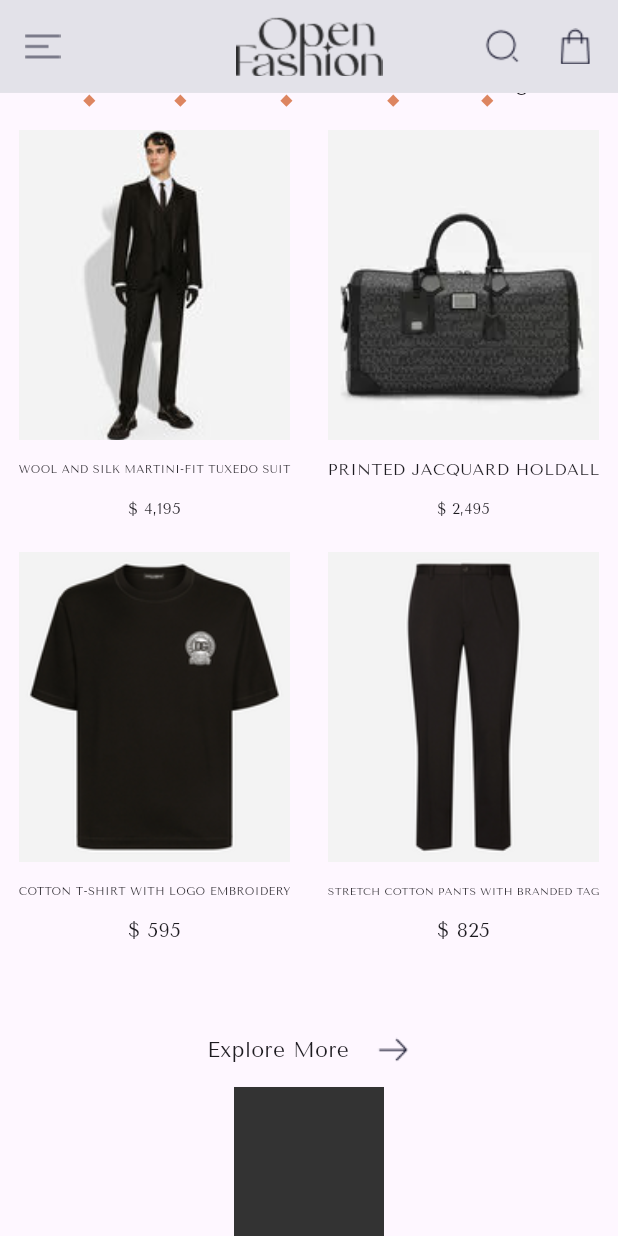
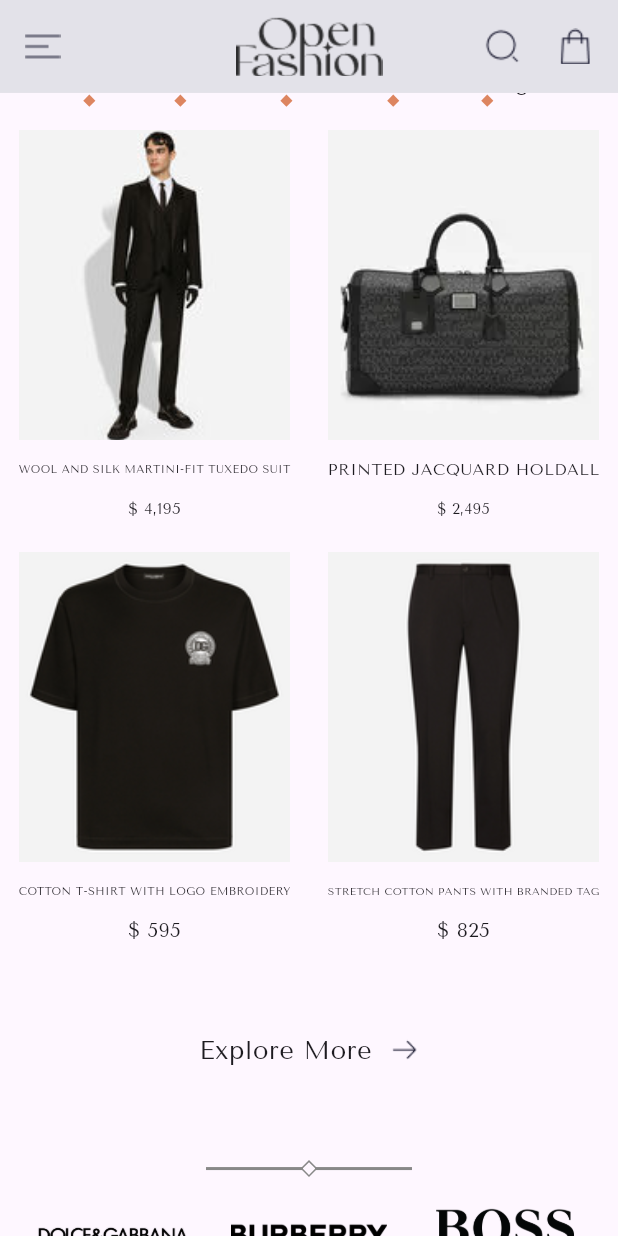
Before and after one commit to ahmetakay24/fashion_e_commerce_app, a Flutter app: the screen it shows after launch, scrolled down 740 dp, on a phone screen of 412 x 824 dp. Run offline on Flutter 3.47's test engine with Material 3 defaults, Android fonts, the phone set to English and light mode, and no system bars; our stand-ins replace cached_network_image, carousel_slider, smooth_page_indicator; network calls fail.

Commit message:
Collections and brand was added

```diff
--- /dev/null
+++ b/lib/core/widgets/app_custom_widgets.dart
@@ -0,0 +1,41 @@
+import 'package:fashion_e_commerce_app/core/colors/core_app_colors.dart';
+import 'package:fashion_e_commerce_app/core/size/device_size.dart';
+import 'package:flutter/material.dart';
+
+class AppHeaderLine extends StatelessWidget {
+  const AppHeaderLine({super.key, required this.size, required this.colors});
+  final DeviceSize size;
+  final AppColors colors;
+
+  @override
+  Widget build(BuildContext context) {
+    return SizedBox(
+      height: sizeCalculator(size.height, 1.16),
+      width: sizeCalculator(size.width, 33.33),
+      child: Row(
+        children: [
+          Expanded(
+            child: Divider(
+              color: colors.placeholder,
+              thickness: 2,
+            ),
+          ),
+          Transform.rotate(
+            angle: 0.785398,
+            child: Container(
+              width: 8,
+              height: 8,
+              decoration: BoxDecoration(color: Colors.transparent, border: Border.all(color: colors.placeholder)),
+            ),
+          ),
+          Expanded(
+            child: Divider(
+              color: colors.placeholder,
+              thickness: 2,
+            ),
+          ),
+        ],
+      ),
+    );
+  }
+}
--- a/lib/screens/main_screen/model/main_screen_models.dart
+++ b/lib/screens/main_screen/model/main_screen_models.dart
@@ -1,4 +1,3 @@
-import 'package:cached_network_image/cached_network_image.dart';
 import 'package:fashion_e_commerce_app/core/size/device_size.dart';
 import 'package:flutter/material.dart';
 
--- a/lib/screens/main_screen/view/main_screen_view.dart
+++ b/lib/screens/main_screen/view/main_screen_view.dart
@@ -1,5 +1,6 @@
 import 'package:fashion_e_commerce_app/core/colors/core_app_colors.dart';
 import 'package:fashion_e_commerce_app/core/size/device_size.dart';
+import 'package:fashion_e_commerce_app/core/widgets/app_custom_widgets.dart';
 import 'package:fashion_e_commerce_app/core/widgets/app_images.dart';
 import 'package:fashion_e_commerce_app/resources/texts/main_screen/main_screen_texts_english.dart';
 import 'package:fashion_e_commerce_app/screens/main_screen/model/main_screen_models.dart';
@@ -64,7 +65,7 @@
                   bottom: sizeCalculator(size.height, 1.71),
                   left: sizeCalculator(size.width, 33.19),
                   right: sizeCalculator(size.width, 33.19)),
-              child: MainScreenNewArrivalTitleLine(
+              child: AppHeaderLine(
                 colors: colors,
                 size: size,
               ),
@@ -80,10 +81,111 @@
             SizedBox(
               height: sizeCalculator(size.height, 6.02),
               width: sizeCalculator(size.width, 41.33),
-              child: const InkWell(
+              child: InkWell(
                 child: Row(
+                  //4,79
+                  //2,25
                   mainAxisAlignment: MainAxisAlignment.spaceEvenly,
-                  children: [Text("Explore More"), AppIcons(icon: "forward_arrow")],
+                  children: [
+                    SizedBox(
+                        height: sizeCalculator(size.height, 3.01),
+                        width: sizeCalculator(size.width, 27.99),
+                        child: const FittedBox(fit: BoxFit.fitWidth, child: Text("Explore More"))),
+                    SizedBox(
+                        height: sizeCalculator(size.height, 2.25),
+                        width: sizeCalculator(size.width, 4.79),
+                        child: const FittedBox(fit: BoxFit.cover, child: AppIcons(icon: "forward_arrow")))
+                  ],
+                ),
+              ),
+            ),
+            Padding(
+              padding: EdgeInsets.only(top: sizeCalculator(size.height, 6.02)),
+              child: AppHeaderLine(size: size, colors: colors),
+            ),
+            SizedBox(
+              height: sizeCalculator(size.height, 17.35),
+              width: size.width,
+              child: Padding(
+                padding: EdgeInsets.symmetric(horizontal: sizeCalculator(size.width, 5.59)),
+                child: const Column(
+                  children: [
+                    Spacer(),
+                    Expanded(
+                      flex: 3,
+                      child: Row(
+                        children: [
+                          Expanded(flex: 4, child: AppLogos(logo: "dolce_gabbana")),
+                          Spacer(),
+                          Expanded(flex: 4, child: AppLogos(logo: "burberry")),
+                          Spacer(),
+                          Expanded(flex: 4, child: AppLogos(logo: "boss"))
+                        ],
+                      ),
+                    ),
+                    Spacer(),
+                    Expanded(
+                      flex: 3,
+                      child: Row(
+                        children: [
+                          Expanded(flex: 4, child: AppLogos(logo: "cartier")),
+                          Spacer(),
+                          Expanded(flex: 4, child: AppLogos(logo: "gucci")),
+                          Spacer(),
+                          Expanded(flex: 4, child: AppLogos(logo: "balmain"))
+                        ],
+                      ),
+                    ),
+                    Spacer()
+                  ],
+                ),
+              ),
+            ),
+            AppHeaderLine(size: size, colors: colors),
+            Padding(
+              padding: EdgeInsets.only(top: sizeCalculator(size.height, 7.42), bottom: sizeCalculator(size.height, 2)),
+              child: SizedBox(
+                height: sizeCalculator(size.height, 5.01),
+                width: sizeCalculator(size.width, 47.19),
+                child: const FittedBox(fit: BoxFit.fitWidth, child: Text("COLLECTIONS")),
+              ),
+            ),
+            SizedBox(
+              height: sizeCalculator(size.height, 30.11),
+              width: size.width,
+              child: Image.asset(fit: BoxFit.cover, "assets/banners/october_collection.png"),
+            ),
+            Padding(
+              padding: EdgeInsets.only(top: sizeCalculator(size.height, 5.01)),
+              child: SizedBox(
+                height: sizeCalculator(size.height, 37.13),
+                width: sizeCalculator(size.width, 69.33),
+                //padding will come
+                child: Stack(
+                  children: [
+                    Image.asset(fit: BoxFit.cover, "assets/banners/autumn_collection.png"),
+                    SizedBox(
+                      height: sizeCalculator(size.height, 7.89),
+                      width: sizeCalculator(size.width, 45.99),
+                      child: const Column(
+                        crossAxisAlignment: CrossAxisAlignment.end,
+                        mainAxisAlignment: MainAxisAlignment.start,
+                        children: [
+                          Expanded(
+                            flex: 3,
+                            child: FittedBox(
+                              fit: BoxFit.fitWidth,
+                              child: Text(
+                                "Autumn",
+                                style: TextStyle(/*Family style Bodoni Moda */),
+                              ),
+                            ),
+                          ),
+                          Expanded(child: FittedBox(fit: BoxFit.fitWidth, child: Text("COLLECTION")))
+                        ],
+                      ),
+                    )
+                  ],
                 ),
               ),
             ),
--- a/lib/screens/main_screen/view/widgets/app_bar_and_sections/main_screen_app_bar_and_sections.dart
+++ b/lib/screens/main_screen/view/widgets/app_bar_and_sections/main_screen_app_bar_and_sections.dart
@@ -71,45 +71,6 @@
         ],
       ),
     );
-  }
-}
-
-class MainScreenNewArrivalTitleLine extends StatelessWidget {
-  const MainScreenNewArrivalTitleLine({super.key, required this.size, required this.colors});
-  final DeviceSize size;
-  final AppColors colors;
-
-  @override
-  Widget build(BuildContext context) {
-    return SizedBox(
-                height: sizeCalculator(size.height, 1.16),
-                width: sizeCalculator(size.width, 33.33),
-                child: Row(
-                  children: [
-                    Expanded(
-                      child: Divider(
-                        color: colors.placeholder,
-                        thickness: 2,
-                      ),
-                    ),
-                    Transform.rotate(
-                      angle: 0.785398,
-                      child: Container(
-                        width: 8,
-                        height: 8,
-                        decoration:
-                            BoxDecoration(color: Colors.transparent, border: Border.all(color: colors.placeholder)),
-                      ),
-                    ),
-                    Expanded(
-                      child: Divider(
-                        color: colors.placeholder,
-                        thickness: 2,
-                      ),
-                    ),
-                  ],
-                ),
-              );
   }
 }
 
--- a/pubspec.yaml
+++ b/pubspec.yaml
@@ -74,6 +74,7 @@
     - assets/logos/
     - assets/icons/
     - assets/clothes/
+    - assets/banners/
 
   # An image asset can refer to one or more resolution-specific "variants", see
   # https://flutter.dev/assets-and-images/#resolution-aware
```
Also changed, not shown: assets/banners/autumn_collection.png (added), assets/banners/october_collection.png (added), assets/logos/balmain.png (added), assets/logos/boss.png (added), assets/logos/burberry.png (added), assets/logos/cartier.png (added), assets/logos/dolce_gabbana.png (added), assets/logos/gucci.png (added).
